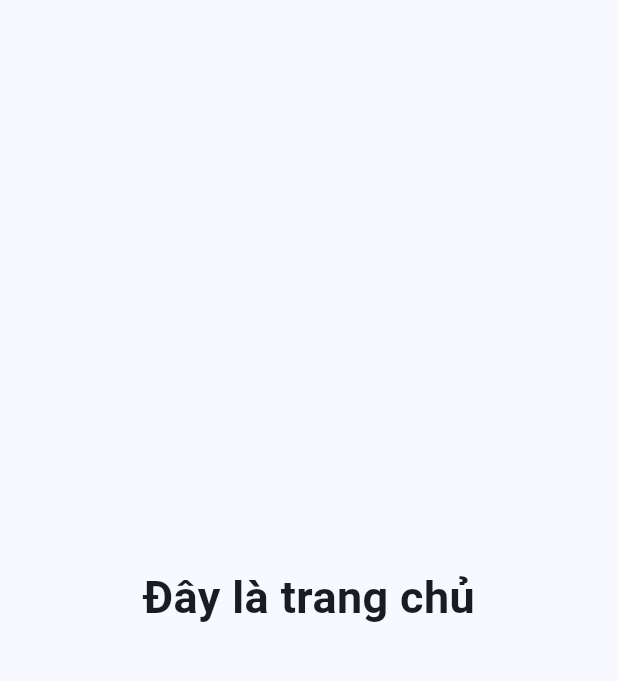
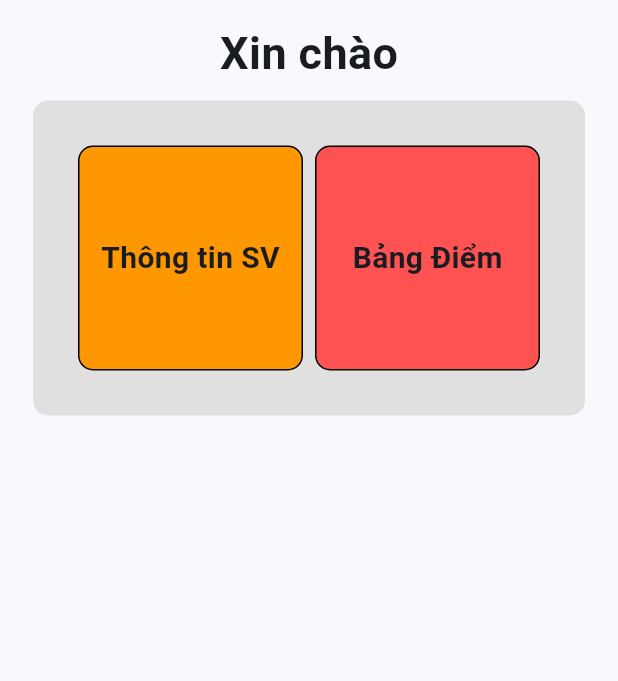
Before and after one commit to nana2503/DOAN_FLUTTER, a Flutter app: the UserHomePage screen opened directly, on a phone screen of 412 x 824 dp, the part 63-744 px from its top. Run offline on Flutter 3.47's test engine with Material 3 defaults, Android fonts, the phone set to English and light mode, and no system bars; our stand-ins replace flutter_secure_storage; accounts and stored records are empty.

Commit message:
trang chủ user

```diff
--- a/lib/screens/userHome_page.dart
+++ b/lib/screens/userHome_page.dart
@@ -1,5 +1,6 @@
 import 'package:flutter/material.dart';
 import 'package:flutter_doan/screens/action_page.dart';
+import 'package:flutter_doan/screens/userHome_screen.dart';
 import 'package:flutter_doan/screens/userPoin_page.dart';
 import 'package:flutter_doan/screens/user_page.dart';
 import 'package:flutter_doan/utils/services.dart';
@@ -30,10 +31,7 @@ class _UserHomePageState extends State<UserHomePage> {
     setState(() {
       _role = tokenAndRole['role'] ?? '';
       _widgetOptions = <Widget>[
-        const Text(
-          'Đây là trang chủ',
-          style: optionStyle,
-        ),
+        const UserHomeScreen(),
         const UserPage(),
         UserPointPage(userId: _role!),
         const Text(
--- /dev/null
+++ b/lib/screens/userHome_screen.dart
@@ -0,0 +1,92 @@
+import 'package:flutter/material.dart';
+import 'package:flutter_doan/component/homeItem.dart';
+import 'package:flutter_doan/screens/Subject/subjectList_page.dart';
+import 'package:flutter_doan/screens/classList_page.dart';
+import 'package:flutter_doan/screens/listUser_page.dart';
+import 'package:flutter_doan/screens/userPoin_page.dart';
+import 'package:flutter_doan/screens/user_page.dart';
+import 'package:flutter_doan/utils/tokenService.dart';
+
+class UserHomeScreen extends StatefulWidget {
+  const UserHomeScreen({Key? key}) : super(key: key);
+
+  @override
+  State<UserHomeScreen> createState() => _UserHomeScreenState();
+}
+
+class _UserHomeScreenState extends State<UserHomeScreen> {
+  String? _role;
+
+  @override
+  void initState() {
+    super.initState();
+    _getRole(); // Thay vì _getRoleAndUserId, chỉ cần lấy role
+  }
+
+  Future<void> _getRole() async {
+    final tokenAndRole = await TokenService.getTokenAndRole();
+    setState(() {
+      _role = tokenAndRole['role'];
+    });
+  }
+
+  @override
+  Widget build(BuildContext context) {
+    return Scaffold(
+      body: Column(
+        children: <Widget>[
+          Text(
+            "Xin chào",
+            style: TextStyle(fontSize: 30, fontWeight: FontWeight.bold),
+          ),
+          const SizedBox(height: 10),
+          Center(
+            child: Container(
+              decoration: BoxDecoration(
+                borderRadius: BorderRadius.circular(10),
+                color: Colors.grey[300],
+              ),
+              child: Padding(
+                padding:
+                    const EdgeInsets.symmetric(horizontal: 30, vertical: 30),
+                child: Wrap(
+                  direction: Axis.horizontal,
+                  spacing: 8.0,
+                  runSpacing: 8.0,
+                  children: <Widget>[
+                    HomeItem(
+                      title: "Thông tin SV",
+                      backgroundColor: Colors.orange,
+                      onPress: () {
+                        Navigator.push(
+                          context,
+                          MaterialPageRoute(
+                            builder: (context) => const UserPage(),
+                          ),
+                        );
+                      },
+                    ),
+
+                      HomeItem(
+                        title: "Bảng Điểm",
+                        backgroundColor: Colors.redAccent,
+                        onPress: () {
+                          Navigator.push(
+                            context,
+                            MaterialPageRoute(
+                              builder: (context) => UserPointPage(userId: _role!),
+                            ),
+                          );
+                        },
+                      ),
+                    // Thêm các HomeItem khác tương tự ở đây nếu cần
+                  ],
+                ),
+              ),
+            ),
+          ),
+        ],
+      ),
+    );
+  }
+}
--- a/lib/screens/userPoin_page.dart
+++ b/lib/screens/userPoin_page.dart
@@ -61,9 +61,7 @@ class _UserPointPageState extends State<UserPointPage> {
   Widget build(BuildContext context) {
     String _userId = widget.userId;
     return Scaffold(
-      appBar: _role != 'admin'
-          ? null
-          : AppBar(
+      appBar: AppBar(
               title: Text("Điểm của sinh viên"),
             ),
       body: FutureBuilder<List<dynamic>>(
--- a/lib/screens/user_page.dart
+++ b/lib/screens/user_page.dart
@@ -54,6 +54,9 @@ class _UserPageState extends State<UserPage> {
   @override
   Widget build(BuildContext context) {
     return Scaffold(
+       appBar: AppBar(
+        title: Text("Thông tin của sinh viên"),
+      ),
       body: _userData == null
           ? Center(child: CircularProgressIndicator())
           : FutureBuilder<Map<String, dynamic>>(
--- a/lib/utils/services.dart
+++ b/lib/utils/services.dart
@@ -3,7 +3,7 @@ import "dart:convert";
 import "package:http/http.dart" as http;
 
 class AppUtils {
-  static const String baseApi = "http://192.168.238.1:8080/api/v1";
+  static const String baseApi = "http://localhost:8080/api/v1";
 
   static Future<Map<String, dynamic>> registerUser(
       String username, String phoneNumber, String password) async {
```
